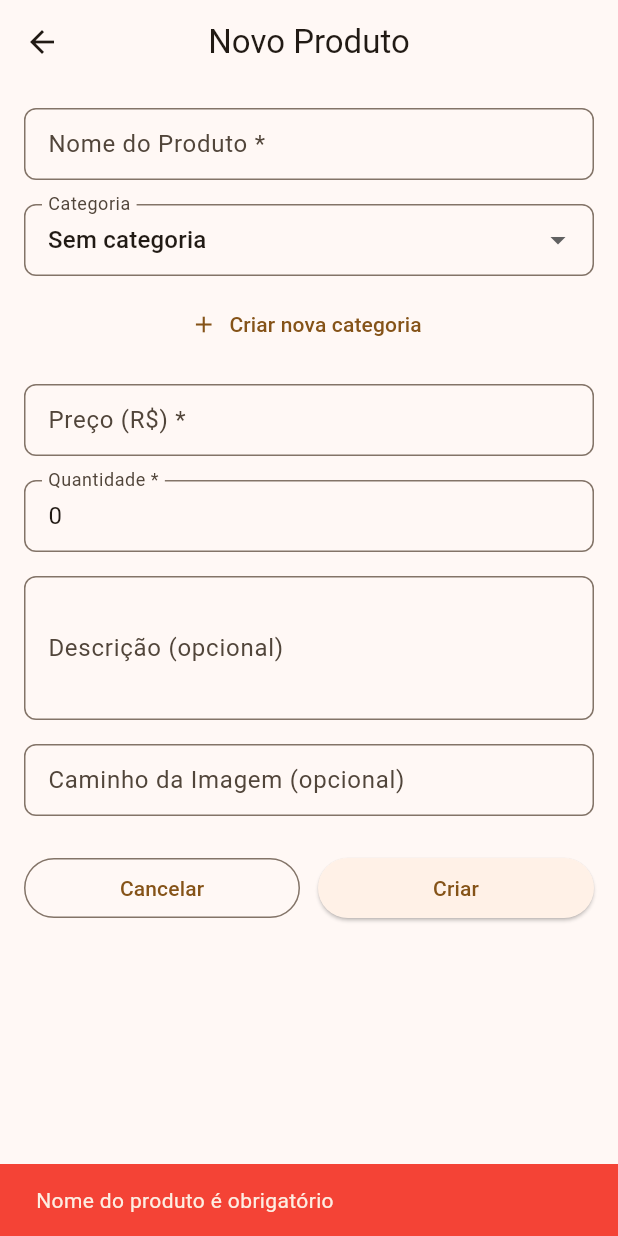
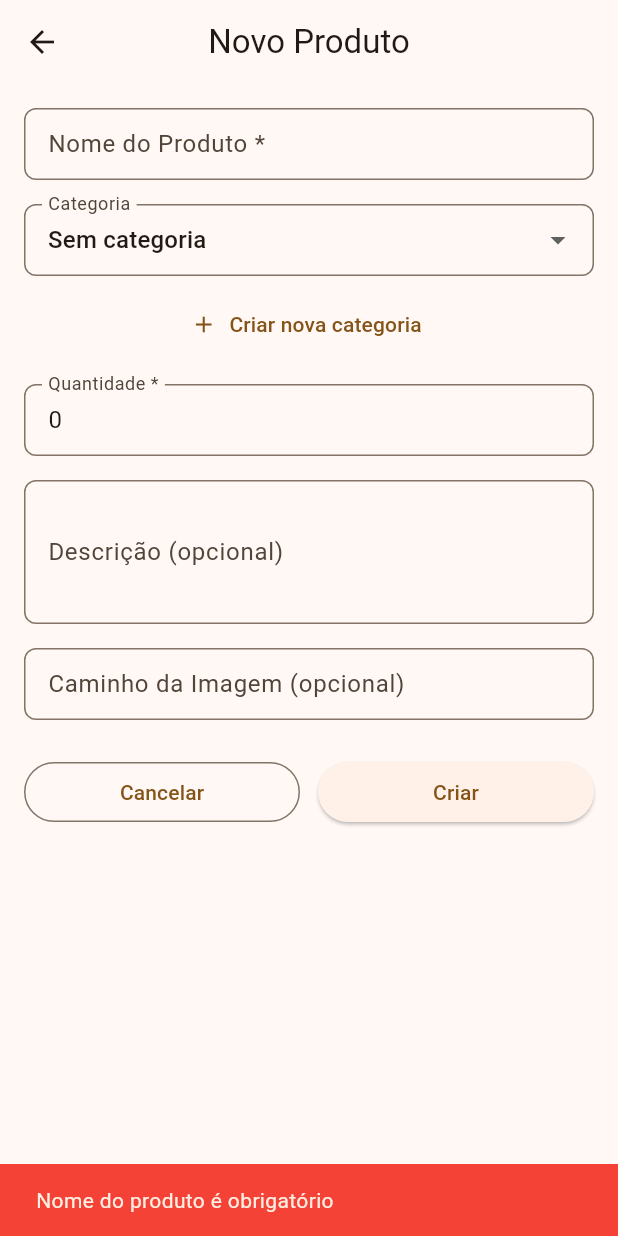
Before and after one commit to davicardoso5524/contador_app, a Flutter app: the ProductEditorPage screen opened directly, after a tap on "Criar", on a phone screen of 412 x 824 dp. Run offline on Flutter 3.47's test engine with Material 3 defaults, Android fonts, the phone set to English and light mode, and no system bars; our stand-ins replace pdf, share_plus, shared_preferences; accounts and stored records are empty.

Commit message:
refactor(stock): remove price field, focus on quantity tracking only

```diff
--- a/lib/pages/product_editor_page.dart
+++ b/lib/pages/product_editor_page.dart
@@ -18,7 +18,6 @@ class ProductEditorPage extends StatefulWidget {
 class _ProductEditorPageState extends State<ProductEditorPage> {
   final InventoryService _inventoryService = InventoryService();
   late TextEditingController _nameController;
-  late TextEditingController _priceController;
   late TextEditingController _quantityController;
   late TextEditingController _descriptionController;
   late TextEditingController _imagePathController;
@@ -32,9 +31,6 @@ class _ProductEditorPageState extends State<ProductEditorPage> {
   void initState() {
     super.initState();
     _nameController = TextEditingController(text: widget.product?.name ?? '');
-    _priceController = TextEditingController(
-      text: widget.product?.price.toString() ?? '',
-    );
     _quantityController = TextEditingController(
       text: widget.product?.quantity.toString() ?? '0',
     );
@@ -66,7 +62,6 @@ class _ProductEditorPageState extends State<ProductEditorPage> {
   @override
   void dispose() {
     _nameController.dispose();
-    _priceController.dispose();
     _quantityController.dispose();
     _descriptionController.dispose();
     _imagePathController.dispose();
@@ -77,17 +72,6 @@ class _ProductEditorPageState extends State<ProductEditorPage> {
     // Validações
     if (_nameController.text.trim().isEmpty) {
       _showError('Nome do produto é obrigatório');
-      return;
-    }
-
-    if (_priceController.text.trim().isEmpty) {
-      _showError('Preço é obrigatório');
-      return;
-    }
-
-    final price = double.tryParse(_priceController.text);
-    if (price == null || price < 0) {
-      _showError('Preço deve ser um número válido >= 0');
       return;
     }
 
@@ -109,7 +93,7 @@ class _ProductEditorPageState extends State<ProductEditorPage> {
         id: widget.product?.id ?? '',
         name: _nameController.text.trim(),
         categoryId: _selectedCategoryId!,
-        price: price,
+        price: 0.0,
         quantity: quantity,
         description: _descriptionController.text.trim().isEmpty
             ? null
@@ -268,27 +252,6 @@ class _ProductEditorPageState extends State<ProductEditorPage> {
                       ),
                     const SizedBox(height: 16),
 
-                    // Preço
-                    TextField(
-                      controller: _priceController,
-                      keyboardType: const TextInputType.numberWithOptions(
-                        decimal: true,
-                      ),
-                      decoration: InputDecoration(
-                        labelText: 'Preço (R\$) *',
-                        hintText: '0.00',
-                        border: OutlineInputBorder(
-                          borderRadius: BorderRadius.circular(8),
-                        ),
-                        contentPadding: const EdgeInsets.symmetric(
-                          horizontal: 12,
-                          vertical: 12,
-                        ),
-                      ),
-                      textInputAction: TextInputAction.next,
-                    ),
-                    const SizedBox(height: 16),
-
                     // Quantidade
                     TextField(
                       controller: _quantityController,
--- a/lib/pages/stock_page.dart
+++ b/lib/pages/stock_page.dart
@@ -305,16 +305,6 @@ class _StockPageState extends State<StockPage> {
                         ),
 
                       const Spacer(),
-
-                      // Preço
-                      Text(
-                        'R\$ ${product.price.toStringAsFixed(2)}',
-                        style: const TextStyle(
-                          fontSize: 16,
-                          fontWeight: FontWeight.bold,
-                          color: Colors.green,
-                        ),
-                      ),
                     ],
                   ),
                 ),
```
